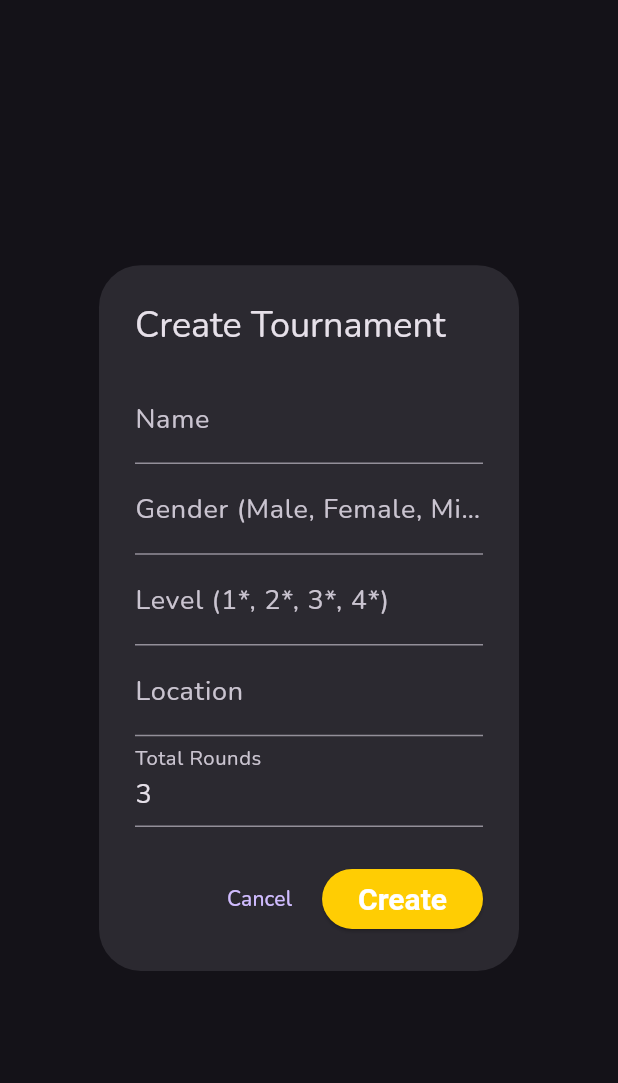
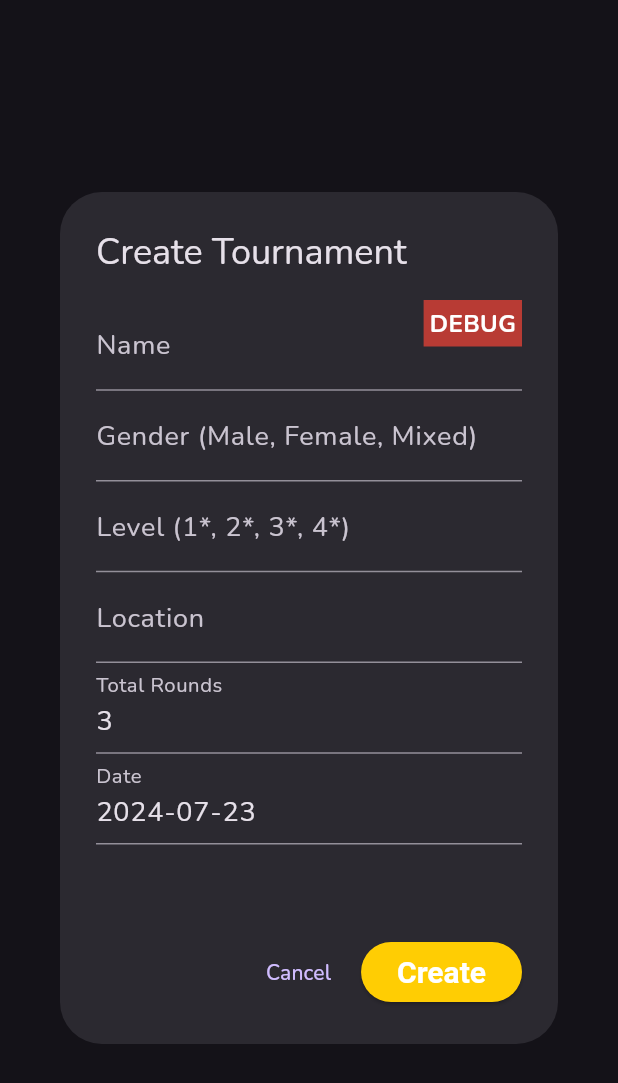
Before and after one commit to CallumCha/UKBT-App, a Flutter app: the CreateTournamentDialog widget shown alone on an empty page, opened directly, on a phone screen of 412 x 824 dp. Shown: the top 1083 px of the screen. Run offline on Flutter 3.47's test engine with Material 3 defaults, Android fonts, the phone set to English and light mode, and no system bars; our stand-ins replace cloud_firestore, firebase_auth, firebase_core, font_awesome_flutter, google_fonts, google_sign_in; accounts and stored records are empty; generated files the repository leaves out were written again.

Commit message:
Added Tournament Dates
added tournament date so that the tournament page can be structured better.

Need to figure out what to do with tournaments in the past once they have been played.

Need to add filters to the tournamnets so you can search for specific tournaments.

```diff
--- a/lib/core/auth/models/tournament_model.dart
+++ b/lib/core/auth/models/tournament_model.dart
@@ -7,10 +7,11 @@ class Tournament {
   final int currentRound;
   final int totalRounds;
   final bool knockoutStarted;
-  bool registrationOpen; // Remove final keyword
+  bool registrationOpen;
   final String gender;
   final String level;
   final String location;
+  final DateTime? date;
 
   Tournament({
     required this.id,
@@ -23,6 +24,7 @@ class Tournament {
     required this.gender,
     required this.level,
     required this.location,
+    this.date,
   });
 
   factory Tournament.fromDocument(DocumentSnapshot doc) {
@@ -38,6 +40,7 @@ class Tournament {
       gender: data['gender'] ?? '',
       level: data['level'] ?? '',
       location: data['location'] ?? '',
+      date: data['date'] != null ? (data['date'] as Timestamp).toDate() : null,
     );
   }
 
@@ -53,6 +56,7 @@ class Tournament {
       gender: data['gender'] ?? '',
       level: data['level'] ?? '',
       location: data['location'] ?? '',
+      date: data['date'] != null ? (data['date'] as Timestamp).toDate() : null,
     );
   }
 
@@ -67,6 +71,7 @@ class Tournament {
       'gender': gender,
       'level': level,
       'location': location,
+      'date': date != null ? Timestamp.fromDate(date!) : null,
     };
   }
 }
--- a/lib/core/widgets/create_tournament_dialog.dart
+++ b/lib/core/widgets/create_tournament_dialog.dart
@@ -15,6 +15,7 @@ class _CreateTournamentDialogState extends State<CreateTournamentDialog> {
   final _levelController = TextEditingController();
   final _locationController = TextEditingController();
   int _totalRounds = 3;
+  DateTime _tournamentDate = DateTime.now();
 
   Future<void> _createTournament() async {
     if (_formKey.currentState?.validate() ?? false) {
@@ -27,6 +28,7 @@ class _CreateTournamentDialogState extends State<CreateTournamentDialog> {
         'currentRound': 1,
         'totalRounds': _totalRounds,
         'knockoutStarted': false,
+        'date': Timestamp.fromDate(_tournamentDate),
       });
       Navigator.of(context).pop();
     }
@@ -34,9 +36,16 @@ class _CreateTournamentDialogState extends State<CreateTournamentDialog> {
 
   @override
   Widget build(BuildContext context) {
+    print("CreateTournamentDialog build method called");
     return AlertDialog(
       title: const Text('Create Tournament'),
-      content: Form(
+      content: Stack(
+        children: [
+          SizedBox(
+            width: 300,
+            height: 400,
+            child: SingleChildScrollView(
+              child: Form(
                 key: _formKey,
                 child: Column(
                   mainAxisSize: MainAxisSize.min,
@@ -71,16 +80,58 @@ class _CreateTournamentDialogState extends State<CreateTournamentDialog> {
                         });
                       },
                     ),
+                    TextFormField(
+                      decoration: const InputDecoration(labelText: 'Date'),
+                      readOnly: true,
+                      controller: TextEditingController(
+                        text: "${_tournamentDate.toLocal()}".split(' ')[0],
+                      ),
+                      onTap: () async {
+                        final DateTime? picked = await showDatePicker(
+                          context: context,
+                          initialDate: _tournamentDate,
+                          firstDate: DateTime.now(),
+                          lastDate: DateTime.now().add(const Duration(days: 365)),
+                        );
+                        if (picked != null && picked != _tournamentDate) {
+                          setState(() {
+                            _tournamentDate = picked;
+                          });
+                        }
+                      },
+                    ),
                   ],
                 ),
               ),
+            ),
+          ),
+          Positioned(
+            top: 0,
+            right: 0,
+            child: Container(
+              color: Colors.red.withOpacity(0.7),
+              padding: const EdgeInsets.all(4),
+              child: const Text(
+                'DEBUG',
+                style: TextStyle(color: Colors.white, fontWeight: FontWeight.bold),
+              ),
+            ),
+          ),
+        ],
+      ),
       actions: [
         TextButton(
-          onPressed: () => Navigator.of(context).pop(),
+          onPressed: () {
+            print("Cancel button pressed");
+            Navigator.of(context).pop();
+          },
           child: const Text('Cancel'),
         ),
         ElevatedButton(
-          onPressed: _createTournament,
+          onPressed: () {
+            print("Create button pressed");
+            _createTournament();
+          },
           child: const Text('Create'),
         ),
       ],
```
Also changed, not shown: lib/core/tournaments/tournament_screen.dart (+39 -5 lines). Lines whose indentation alone changed are shown as unchanged.
